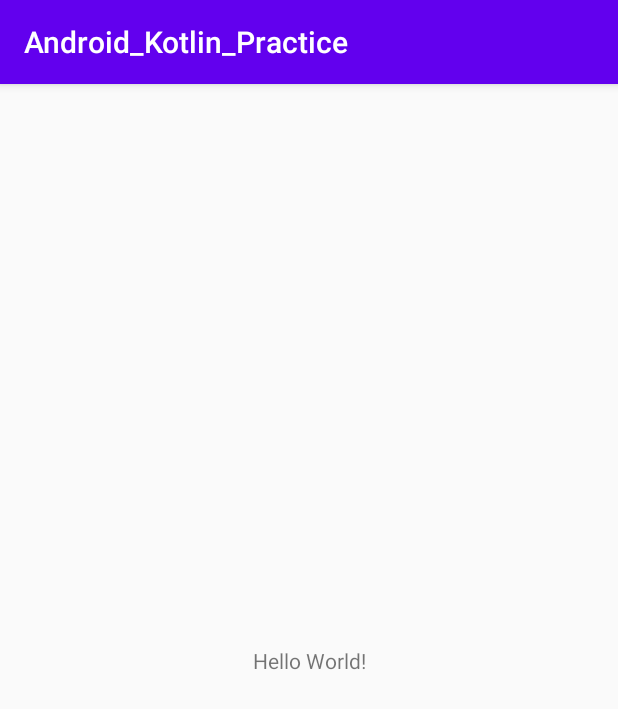
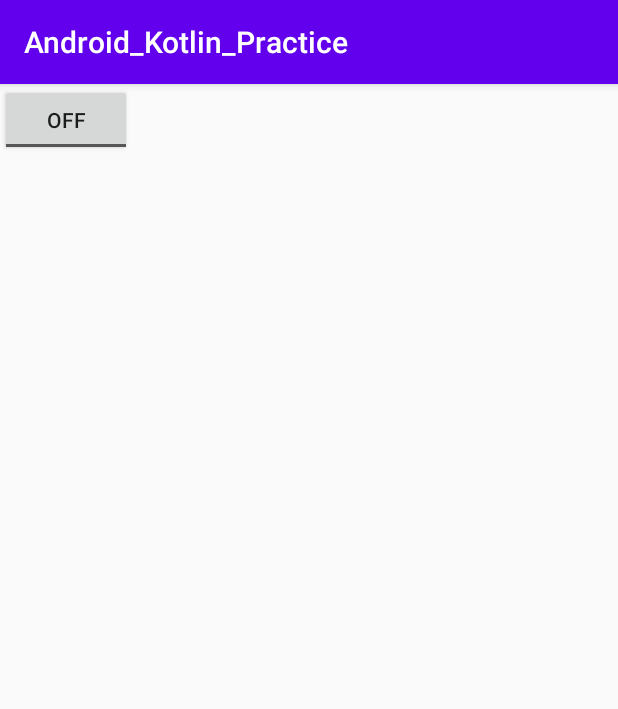
Before and after one commit to 4z7l/Android_Kotlin_Practice, an Android app: the screen it shows after launch (MainActivity), on a phone screen of 412 x 824 dp. Shown: the top 709 px of the screen. Run offline under Robolectric (Android 15) with nearby library versions, the phone set to English and light mode, and no system bars.

```diff
--- a/app/src/main/AndroidManifest.xml
+++ b/app/src/main/AndroidManifest.xml
@@ -1,6 +1,7 @@
 <?xml version="1.0" encoding="utf-8"?>
 <manifest xmlns:android="http://schemas.android.com/apk/res/android"
     package="com.igluesmik.android_kotlin_practice">
+
 
     <application
         android:allowBackup="true"
@@ -9,6 +10,11 @@
         android:roundIcon="@mipmap/ic_launcher_round"
         android:supportsRtl="true"
         android:theme="@style/AppTheme">
+        <service
+            android:name=".SensorService"
+            android:enabled="true"
+            android:exported="true"></service>
+
         <activity android:name=".MainActivity">
             <intent-filter>
                 <action android:name="android.intent.action.MAIN" />
--- a/app/src/main/java/com/igluesmik/android_kotlin_practice/MainActivity.kt
+++ b/app/src/main/java/com/igluesmik/android_kotlin_practice/MainActivity.kt
@@ -1,11 +1,27 @@
 package com.igluesmik.android_kotlin_practice
 
+import android.content.Intent
+import android.os.Bundle
 import androidx.appcompat.app.AppCompatActivity
-import android.os.Bundle
+import kotlinx.android.synthetic.main.activity_main.*
 
 class MainActivity : AppCompatActivity() {
+
     override fun onCreate(savedInstanceState: Bundle?) {
         super.onCreate(savedInstanceState)
         setContentView(R.layout.activity_main)
+
+        val service = Intent(this, SensorService::class.java)
+
+        toggleBtn.setOnClickListener {
+            if (toggleBtn.isChecked) {
+                startService(service)
+            } else {
+                stopService(service)
+            }
+        }
+
     }
+
+
 }
--- a/app/src/main/res/layout/activity_main.xml
+++ b/app/src/main/res/layout/activity_main.xml
@@ -1,18 +1,15 @@
 <?xml version="1.0" encoding="utf-8"?>
-<androidx.constraintlayout.widget.ConstraintLayout xmlns:android="http://schemas.android.com/apk/res/android"
+<LinearLayout xmlns:android="http://schemas.android.com/apk/res/android"
     xmlns:app="http://schemas.android.com/apk/res-auto"
     xmlns:tools="http://schemas.android.com/tools"
     android:layout_width="match_parent"
     android:layout_height="match_parent"
+    android:orientation="vertical"
     tools:context=".MainActivity">
 
-    <TextView
+    <ToggleButton
+        android:id="@+id/toggleBtn"
         android:layout_width="wrap_content"
-        android:layout_height="wrap_content"
-        android:text="Hello World!"
-        app:layout_constraintBottom_toBottomOf="parent"
-        app:layout_constraintLeft_toLeftOf="parent"
-        app:layout_constraintRight_toRightOf="parent"
-        app:layout_constraintTop_toTopOf="parent" />
+        android:layout_height="wrap_content"/>
 
-</androidx.constraintlayout.widget.ConstraintLayout>
+</LinearLayout>
```
Also changed, not shown: app/src/main/java/com/igluesmik/android_kotlin_practice/SensorService.kt (added, +130 -0 lines).
